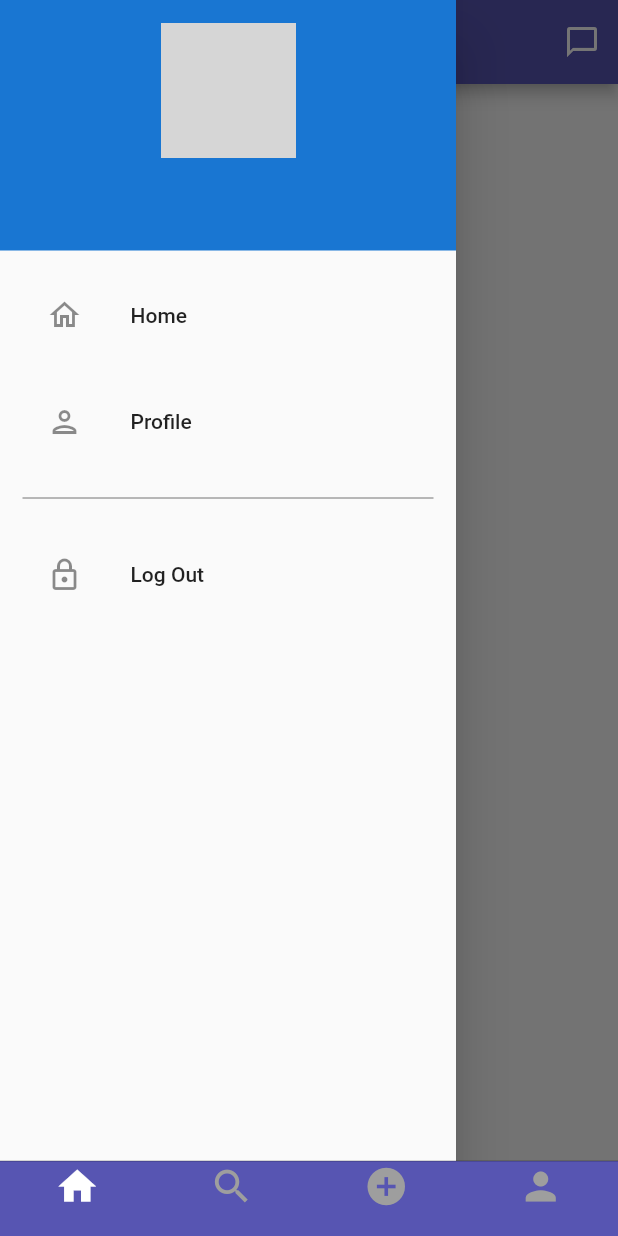
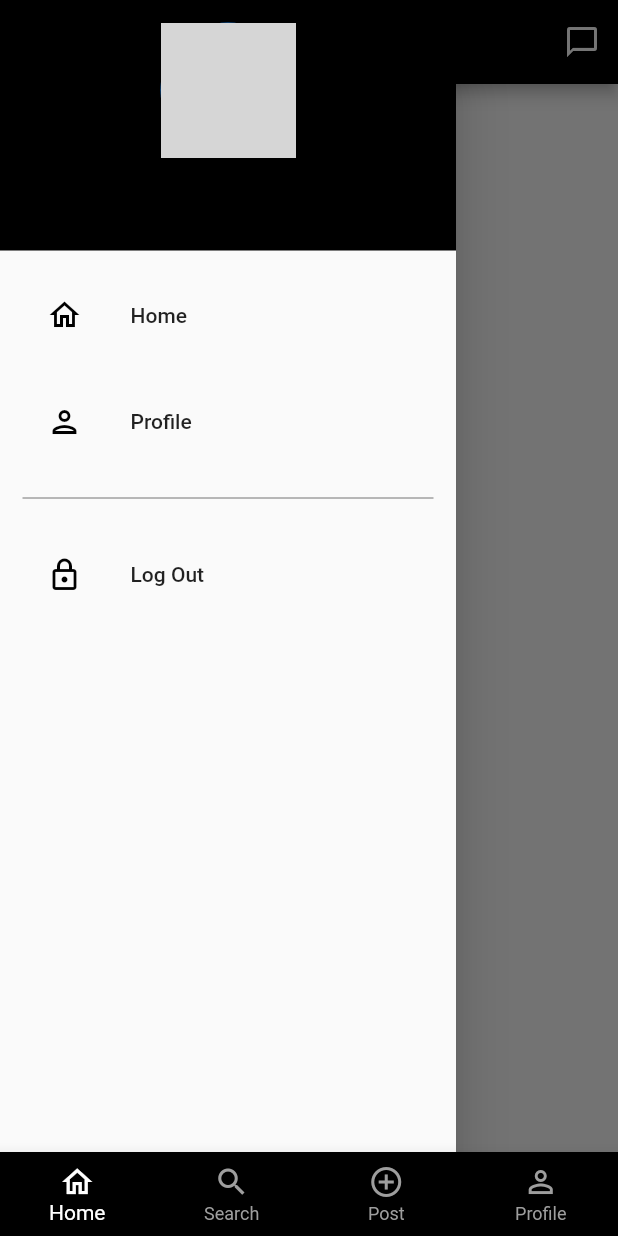
Before and after one commit to Himanshusha673/Teamova, a Flutter app: the screen it shows once a user with an empty profile is signed in, with the side drawer open, on a phone screen of 412 x 824 dp. Run offline on Flutter 3.47's test engine with Material 2 defaults, Android fonts, the phone set to English and light mode, and no system bars; our stand-ins replace cloud_firestore, firebase_auth, firebase_core, firebase_storage, flutter_svg, fluttertoast and 2 more; missing offline and left inert: flutter_chip_tags, sign_button, snapping_sheet; accounts and stored records are empty; network calls fail; project files that could hold a hidden picture were left out; grey boxes are pictures that could not be loaded.

Commit message:
Fixed UI + Theming

```diff
--- a/lib/main.dart
+++ b/lib/main.dart
@@ -44,7 +44,16 @@ class MyApp extends StatelessWidget {
       child: MaterialApp(
         debugShowCheckedModeBanner: false,
         title: 'Teamova',
-        theme: ThemeData.light().copyWith(backgroundColor: mainColor),
+        theme: ThemeData.light().copyWith(
+          appBarTheme: const AppBarTheme(
+            backgroundColor: mainColor,
+          ),
+          elevatedButtonTheme: ElevatedButtonThemeData(
+              style: ElevatedButton.styleFrom(
+            backgroundColor: mainColor,
+            foregroundColor: primaryColor,
+          )),
+        ),
         home: StreamBuilder(
           stream: FirebaseAuth.instance.authStateChanges(),
           builder: (context, snapshot) {
--- a/lib/responsive/mobile_screen_layout.dart
+++ b/lib/responsive/mobile_screen_layout.dart
@@ -1,4 +1,3 @@
-import 'package:flutter/cupertino.dart';
 import 'package:flutter/material.dart';
 import '../utils/colors.dart';
 import '../utils/constant.dart';
@@ -41,42 +40,37 @@ class _MobileScreenLayoutState extends State<MobileScreenLayout> {
   Widget build(BuildContext context) {
     return Scaffold(
       body: PageView(
-        children: homeScreenItems,
         controller: pageController,
         onPageChanged: onPageChanged,
+        children: homeScreenItems,
       ),
-      bottomNavigationBar: CupertinoTabBar(
-        backgroundColor: mobileBackgroundColor,
-        items: <BottomNavigationBarItem>[
+      bottomNavigationBar: BottomNavigationBar(
+        type: BottomNavigationBarType.fixed,
+        backgroundColor: mainColor,
+        selectedItemColor: Colors.white,
+        unselectedItemColor: Colors.grey,
+        showUnselectedLabels: true,
+        enableFeedback: true,
+        items: const [
           BottomNavigationBarItem(
-            icon: Icon(
-              Icons.home,
-              color: (_page == 0) ? primaryColor : secondaryColor,
-            ),
-            label: '',
-            backgroundColor: primaryColor,
+            icon: Icon(Icons.home_outlined),
+            label: 'Home',
+            backgroundColor: mainColor,
           ),
           BottomNavigationBarItem(
-              icon: Icon(
-                Icons.search,
-                color: (_page == 1) ? primaryColor : secondaryColor,
-              ),
-              label: '',
-              backgroundColor: primaryColor),
+            icon: Icon(Icons.search),
+            label: 'Search',
+            backgroundColor: mainColor,
+          ),
           BottomNavigationBarItem(
-              icon: Icon(
-                Icons.add_circle,
-                color: (_page == 2) ? primaryColor : secondaryColor,
-              ),
-              label: '',
-              backgroundColor: primaryColor),
+            icon: Icon(Icons.add_circle_outline),
+            label: 'Post',
+            backgroundColor: mainColor,
+          ),
           BottomNavigationBarItem(
-            icon: Icon(
-              Icons.person,
-              color: (_page == 3) ? primaryColor : secondaryColor,
-            ),
-            label: '',
-            backgroundColor: primaryColor,
+            icon: Icon(Icons.person_outline),
+            label: 'Profile',
+            backgroundColor: mainColor,
           ),
         ],
         onTap: navigationTapped,
--- a/lib/screens/aboutyourself.dart
+++ b/lib/screens/aboutyourself.dart
@@ -113,6 +113,7 @@ class _AboutyourselfState extends State<Aboutyourself> {
               Padding(
                 padding: const EdgeInsets.all(10),
                 child: ProfileWidget(
+                  isEdit: true,
                   imagePath:
                       'https://www.pngall.com/wp-content/uploads/12/Avatar-Profile-No-Background.png',
                   onClicked: () {}, // Add function
--- a/lib/screens/feed_screen.dart
+++ b/lib/screens/feed_screen.dart
@@ -44,17 +44,19 @@ class FeedScreenState extends State<FeedScreen> {
     // model.User user = Provider.of<UserProvider>(context).getUser;
 
     return Scaffold(
-        // backgroundColor: mobileBackgroundColor,
         appBar: width > webScreenSize
             ? null
             : AppBar(
-                backgroundColor: mobileBackgroundColor,
-                centerTitle: false,
-                // title: Image.asset(
-                //   "images/teamova_header.png",
-                //   color: primaryColor,
-                //   height: 32,
-                // ),
+                // centerTitle: true,
+                title: SizedBox(
+                  width: width * 0.4,
+                  child: Image.asset(
+                    "images/TeamovaHeaderStrip.png",
+                    // color: primaryColor,
+                    // height: 32,
+                    fit: BoxFit.cover,
+                  ),
+                ),
                 actions: [
                   IconButton(
                     icon: const Icon(
--- a/lib/screens/profile.dart
+++ b/lib/screens/profile.dart
@@ -1,6 +1,7 @@
 import 'package:flutter/material.dart';
 import 'package:provider/provider.dart';
 import 'package:team_builder/providers/user_provider.dart';
+import 'package:team_builder/utils/colors.dart';
 
 import '../models/user_model.dart' as model;
 
@@ -16,11 +17,12 @@ class _ProfilePageState extends State<ProfilePage> {
   Widget build(BuildContext context) {
     final model.User userProvider = Provider.of<UserProvider>(context).getUser;
 
-    final List<String> list = ["fluttter", "dart"];
+    // final List<String> list = ["fluttter", "dart"];
     return Scaffold(
       appBar: AppBar(
-        title: const Text("Profile Page"),
-        leading: const BackButton(),
+        centerTitle: false,
+        title: Text(userProvider.name),
+        // leading: const BackButton(),
         // elevation: 0,
         // backgroundColor: Colors.transparent,
       ),
@@ -57,7 +59,7 @@ class _ProfilePageState extends State<ProfilePage> {
             ),
           ),
           const SizedBox(
-            height: 10,
+            height: 20,
           ),
           // Center(
           //   child: ButtonWidget(
@@ -93,7 +95,7 @@ class ProfileWidget extends StatelessWidget {
 
   @override
   Widget build(BuildContext context) {
-    final color = Theme.of(context).colorScheme.primary;
+    const color = mainColor;
 
     return Center(
       child: Stack(
--- a/lib/utils/colors.dart
+++ b/lib/utils/colors.dart
@@ -6,9 +6,9 @@ const mobileSearchColor = Color.fromRGBO(38, 38, 38, 1);
 const blueColor = Color.fromRGBO(0, 149, 246, 1);
 const primaryColor = Colors.white;
 const secondaryColor = Colors.grey;
-Color yashColor = Color.fromARGB(255, 255, 59, 24);
-Color rsikhna = Color.fromARGB(255, 0, 29, 159);
+const yashColor = Color.fromARGB(255, 255, 59, 24);
+const rsikhna = Color.fromARGB(255, 0, 29, 159);
 //Color mainColor = Color.fromARGB(255, 64, 179, 183);
 //Color mainColor = Color.fromARGB(255, 247, 179, 124);
 //Color mainColor = Color.fromARGB(255, 110, 238, 121);
-Color mainColor = Color.fromARGB(255, 0, 29, 159);
+const mainColor = Colors.black; // Important
--- a/lib/widgets/drawer.dart
+++ b/lib/widgets/drawer.dart
@@ -2,6 +2,7 @@ import 'package:flutter/material.dart';
 import 'package:provider/provider.dart';
 import 'package:team_builder/models/user_model.dart';
 import 'package:team_builder/providers/user_provider.dart';
+import 'package:team_builder/utils/colors.dart';
 
 import '../resources/auth_methods.dart';
 
@@ -26,7 +27,7 @@ class NavigationDrawer extends StatelessWidget {
 
   Widget buildHeader(BuildContext context, String name, String email) {
     return Container(
-      color: Colors.blue.shade700,
+      color: mainColor,
       padding: EdgeInsets.only(
         top: 15 + MediaQuery.of(context).padding.top,
         bottom: 15,
@@ -65,7 +66,10 @@ class NavigationDrawer extends StatelessWidget {
         runSpacing: 15,
         children: [
           ListTile(
-            leading: const Icon(Icons.home_outlined),
+            leading: const Icon(
+              Icons.home_outlined,
+              color: mainColor,
+            ),
             title: const Text("Home"),
             onTap: () => Navigator.of(context).pushReplacement(
               MaterialPageRoute(
@@ -74,7 +78,10 @@ class NavigationDrawer extends StatelessWidget {
             ),
           ),
           ListTile(
-            leading: const Icon(Icons.person_outlined),
+            leading: const Icon(
+              Icons.person_outlined,
+              color: mainColor,
+            ),
             title: const Text("Profile"),
             onTap: () {
               Navigator.pop(context);
@@ -89,7 +96,10 @@ class NavigationDrawer extends StatelessWidget {
             color: Colors.black54,
           ),
           ListTile(
-            leading: const Icon(Icons.lock_outlined),
+            leading: const Icon(
+              Icons.lock_outlined,
+              color: mainColor,
+            ),
             title: const Text("Log Out"),
             onTap: () async {
               await AuthMethods().signOut();
```
Also changed, not shown: images/TeamovaHeaderStrip.png.
